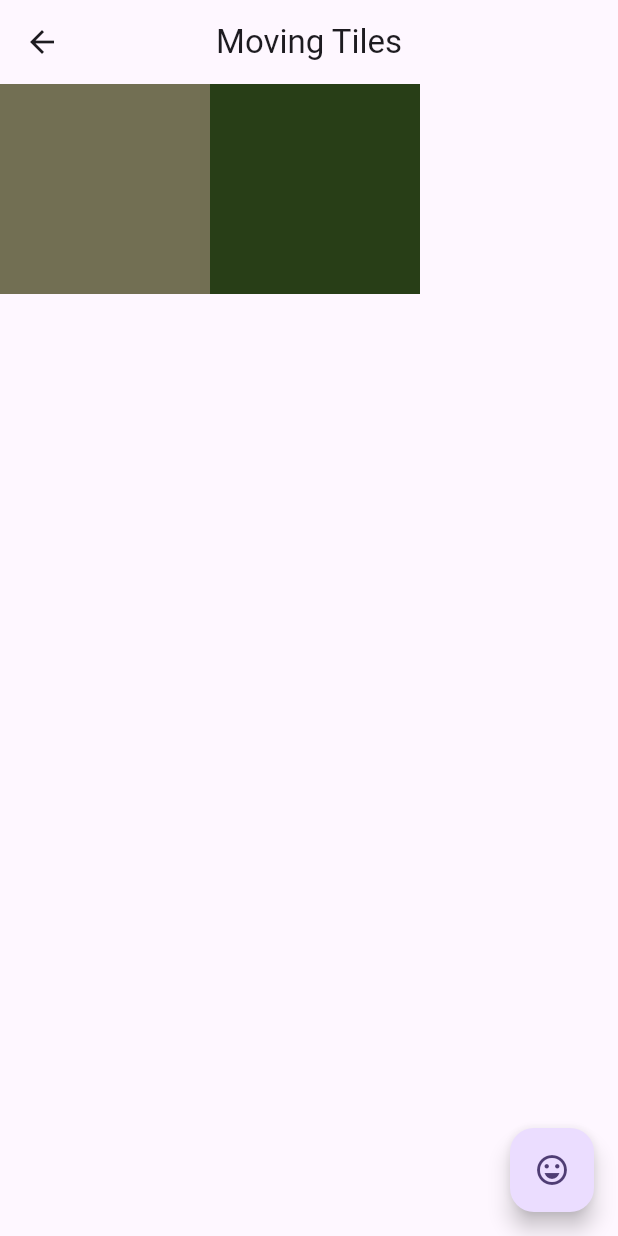
After one commit to Bantortek/UV-AMSE, a Flutter app: the Ex6Page screen opened directly, after a tap on the "sentiment very satisfied" icon, on a phone screen of 412 x 824 dp. The commit adds this screen. Run offline on Flutter 3.47's test engine with Material 3 defaults, Android fonts, the phone set to English and light mode, and no system bars.

Commit message:
Ex6 setup

```diff
--- /dev/null
+++ b/tp2/lib/Ex6.dart
@@ -0,0 +1,73 @@
+import 'package:flutter/material.dart';
+import 'dart:math' as math;
+
+// ==============
+// Models
+// ==============
+
+math.Random random = new math.Random();
+
+class ColorTile {
+  Color color = Colors.blue;
+
+  ColorTile(this.color);
+  ColorTile.randomColor() {
+    this.color = Color.fromARGB(
+        255, random.nextInt(255), random.nextInt(255), random.nextInt(255));
+  }
+}
+
+// ==============
+// Widgets
+// ==============
+
+class TileWidget extends StatelessWidget {
+  final ColorTile tile;
+
+  TileWidget(this.tile);
+
+  @override
+  Widget build(BuildContext context) {
+    return this.coloredBox();
+  }
+
+  Widget coloredBox() {
+    return Container(
+        color: tile.color,
+        child: Padding(
+          padding: EdgeInsets.all(70.0),
+        ));
+  }
+}
+
+void main() => runApp(new MaterialApp(home: Ex6Page()));
+
+class Ex6Page extends StatefulWidget {
+  @override
+  State<StatefulWidget> createState() => PositionedTilesState();
+}
+
+class PositionedTilesState extends State<Ex6Page> {
+  List<Widget> tiles =
+      List<Widget>.generate(2, (index) => TileWidget(ColorTile.randomColor()));
+
+  @override
+  Widget build(BuildContext context) {
+    return Scaffold(
+      appBar: AppBar(
+        title: Text('Moving Tiles'),
+        centerTitle: true,
+      ),
+      body: Row(children: tiles),
+      floatingActionButton: FloatingActionButton(
+          onPressed: swapTiles,
+          child: Icon(Icons.sentiment_very_satisfied)),
+    );
+  }
+
+  swapTiles() {
+    setState(() {
+      tiles.insert(1, tiles.removeAt(0));
+    });
+  }
+}
--- a/tp2/lib/main.dart
+++ b/tp2/lib/main.dart
@@ -82,6 +82,17 @@ class _MyHomePageState extends State<MyHomePage> {
                     MaterialPageRoute(builder: (context) => Ex5Page()),
                   );
                 },
+              ),
+              ListTile(
+                title: Text("Ex 6"),
+                subtitle: Text("move tiles on a grid"),
+                trailing: Icon(Icons.play_arrow),
+                onTap: () {
+                  Navigator.push(
+                    context,
+                    MaterialPageRoute(builder: (context) => Ex6Page()),
+                  );
+                },
               )
             ])
     );
--- a/tp2/lib/pageImport.dart
+++ b/tp2/lib/pageImport.dart
@@ -2,3 +2,4 @@ export 'Ex1.dart';
 export 'Ex2.dart';
 export 'Ex4.dart';
 export 'Ex5.dart';
+export 'Ex6.dart';
```
